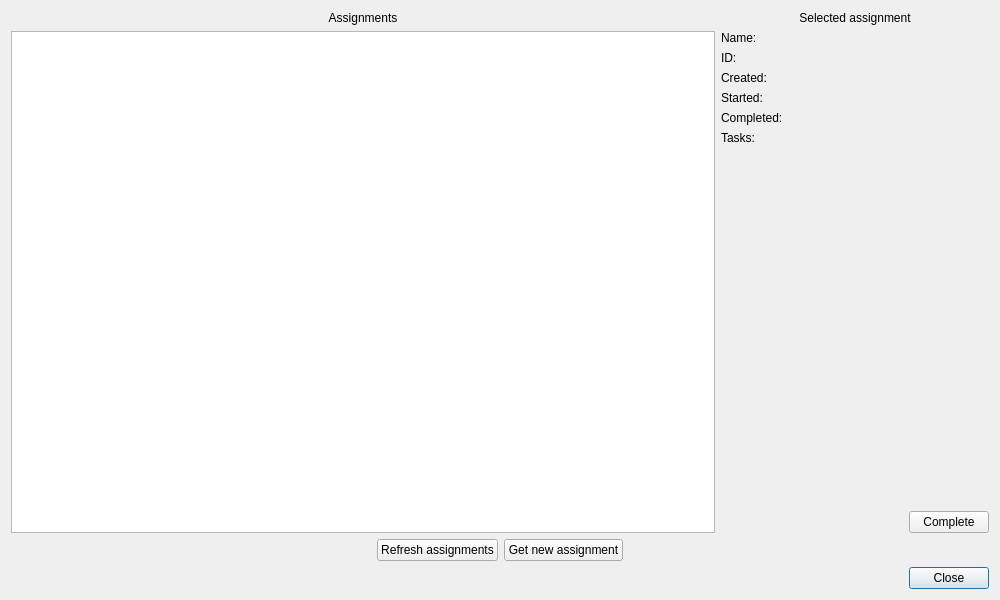
This is neurolabi/gui/protocols/protocolassignmentdialog.ui in janelia-flyem/NeuTu as Qt 5 draws it before an edit. The edited form follows.
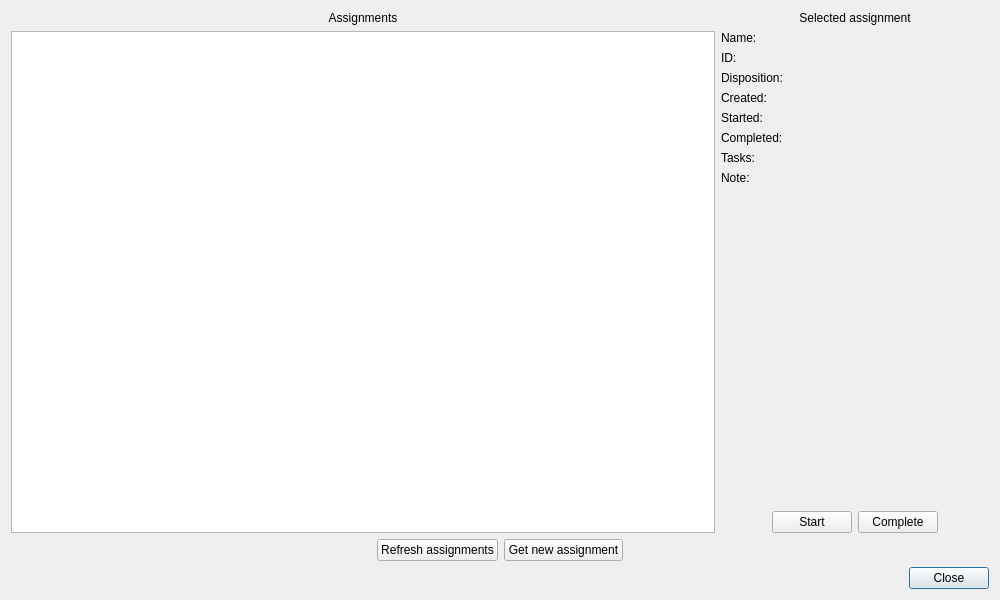
This is the edited form.

Commit message: get and start assignments appear to be basically working

```diff
--- a/neurolabi/gui/protocols/protocolassignmentdialog.ui
+++ b/neurolabi/gui/protocols/protocolassignmentdialog.ui
@@ -91,62 +91,90 @@
            </property>
           </widget>
          </item>
-         <item row="2" column="0">
+         <item row="3" column="0">
           <widget class="QLabel" name="label_7">
            <property name="text">
             <string>Created:</string>
            </property>
           </widget>
          </item>
-         <item row="2" column="1">
+         <item row="3" column="1">
           <widget class="QLabel" name="createdLabel">
            <property name="text">
             <string/>
            </property>
           </widget>
          </item>
-         <item row="3" column="0">
+         <item row="4" column="0">
           <widget class="QLabel" name="label_9">
            <property name="text">
             <string>Started:</string>
            </property>
           </widget>
          </item>
-         <item row="3" column="1">
+         <item row="4" column="1">
           <widget class="QLabel" name="startedLabel">
            <property name="text">
             <string/>
            </property>
           </widget>
          </item>
-         <item row="4" column="0">
+         <item row="5" column="0">
           <widget class="QLabel" name="label_11">
            <property name="text">
             <string>Completed:</string>
            </property>
           </widget>
          </item>
-         <item row="4" column="1">
+         <item row="5" column="1">
           <widget class="QLabel" name="completedLabel">
            <property name="text">
             <string/>
            </property>
           </widget>
          </item>
-         <item row="5" column="0">
+         <item row="6" column="0">
           <widget class="QLabel" name="label_13">
            <property name="text">
             <string>Tasks:</string>
            </property>
           </widget>
          </item>
-         <item row="5" column="1">
+         <item row="6" column="1">
           <widget class="QLabel" name="tasksLabel">
            <property name="text">
             <string/>
            </property>
           </widget>
          </item>
+         <item row="2" column="0">
+          <widget class="QLabel" name="label_3">
+           <property name="text">
+            <string>Disposition:</string>
+           </property>
+          </widget>
+         </item>
+         <item row="2" column="1">
+          <widget class="QLabel" name="dispositionLabel">
+           <property name="text">
+            <string/>
+           </property>
+          </widget>
+         </item>
+         <item row="7" column="0">
+          <widget class="QLabel" name="label_6">
+           <property name="text">
+            <string>Note:</string>
+           </property>
+          </widget>
+         </item>
+         <item row="7" column="1">
+          <widget class="QLabel" name="noteLabel">
+           <property name="text">
+            <string/>
+           </property>
+          </widget>
+         </item>
         </layout>
        </item>
        <item>
@@ -177,6 +205,16 @@
            </property>
           </spacer>
          </item>
+         <item>
+          <widget class="QPushButton" name="startButton">
+           <property name="text">
+            <string>Start</string>
+           </property>
+           <property name="autoDefault">
+            <bool>false</bool>
+           </property>
+          </widget>
+         </item>
          <item>
           <widget class="QPushButton" name="completeButton">
            <property name="text">
@@ -187,6 +225,19 @@
            </property>
           </widget>
          </item>
+         <item>
+          <spacer name="horizontalSpacer_4">
+           <property name="orientation">
+            <enum>Qt::Horizontal</enum>
+           </property>
+           <property name="sizeHint" stdset="0">
+            <size>
+             <width>40</width>
+             <height>20</height>
+            </size>
+           </property>
+          </spacer>
+         </item>
         </layout>
        </item>
       </layout>
```
The commit also changes 6 other files.
